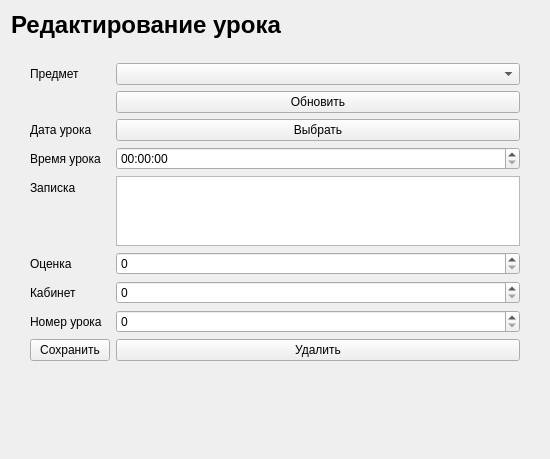
The window that resources/forms/edit_lesson.ui (lubaskinc0de/student_journal) describes before a commit, drawn with Qt 5.
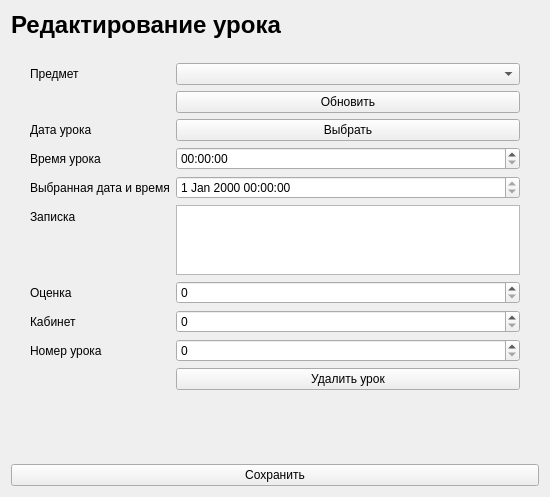
The same window after the commit.

Patch:
```diff
--- a/resources/forms/edit_lesson.ui
+++ b/resources/forms/edit_lesson.ui
@@ -7,7 +7,7 @@
     <x>0</x>
     <y>0</y>
     <width>550</width>
-    <height>459</height>
+    <height>497</height>
    </rect>
   </property>
   <property name="sizePolicy">
@@ -100,14 +100,14 @@
         <item row="4" column="1">
          <widget class="QTimeEdit" name="time_edit"/>
         </item>
-        <item row="5" column="0">
+        <item row="6" column="0">
          <widget class="QLabel" name="label_5">
           <property name="text">
            <string>Записка</string>
           </property>
          </widget>
         </item>
-        <item row="5" column="1">
+        <item row="6" column="1">
          <widget class="QPlainTextEdit" name="note_edit">
           <property name="sizePolicy">
            <sizepolicy hsizetype="Expanding" vsizetype="Fixed">
@@ -123,47 +123,57 @@
           </property>
          </widget>
         </item>
-        <item row="6" column="1">
-         <widget class="QSpinBox" name="mark_spinbox"/>
-        </item>
         <item row="7" column="0">
-         <widget class="QLabel" name="label_7">
-          <property name="text">
-           <string>Кабинет</string>
-          </property>
-         </widget>
-        </item>
-        <item row="7" column="1">
-         <widget class="QSpinBox" name="room_spinbox"/>
-        </item>
-        <item row="8" column="1">
-         <widget class="QSpinBox" name="index_number_spinbox"/>
-        </item>
-        <item row="6" column="0">
          <widget class="QLabel" name="label_6">
           <property name="text">
            <string>Оценка</string>
           </property>
          </widget>
         </item>
+        <item row="7" column="1">
+         <widget class="QSpinBox" name="mark_spinbox"/>
+        </item>
         <item row="8" column="0">
+         <widget class="QLabel" name="label_7">
+          <property name="text">
+           <string>Кабинет</string>
+          </property>
+         </widget>
+        </item>
+        <item row="8" column="1">
+         <widget class="QSpinBox" name="room_spinbox"/>
+        </item>
+        <item row="9" column="0">
          <widget class="QLabel" name="label_8">
           <property name="text">
            <string>Номер урока</string>
           </property>
          </widget>
         </item>
-        <item row="9" column="0">
-         <widget class="QPushButton" name="submit_btn">
-          <property name="text">
-           <string>Сохранить</string>
-          </property>
-         </widget>
-        </item>
         <item row="9" column="1">
+         <widget class="QSpinBox" name="index_number_spinbox"/>
+        </item>
+        <item row="5" column="0">
+         <widget class="QLabel" name="label_2">
+          <property name="text">
+           <string>Выбранная дата и время</string>
+          </property>
+         </widget>
+        </item>
+        <item row="5" column="1">
+         <widget class="QDateTimeEdit" name="datetime_preview">
+          <property name="readOnly">
+           <bool>true</bool>
+          </property>
+          <property name="specialValueText">
+           <string/>
+          </property>
+         </widget>
+        </item>
+        <item row="10" column="1">
          <widget class="QPushButton" name="delete_btn">
           <property name="text">
-           <string>Удалить</string>
+           <string>Удалить урок</string>
           </property>
          </widget>
         </item>
@@ -172,6 +182,13 @@
      </layout>
     </widget>
    </item>
+   <item row="2" column="0">
+    <widget class="QPushButton" name="submit_btn">
+     <property name="text">
+      <string>Сохранить</string>
+     </property>
+    </widget>
+   </item>
   </layout>
  </widget>
  <resources/>
```
